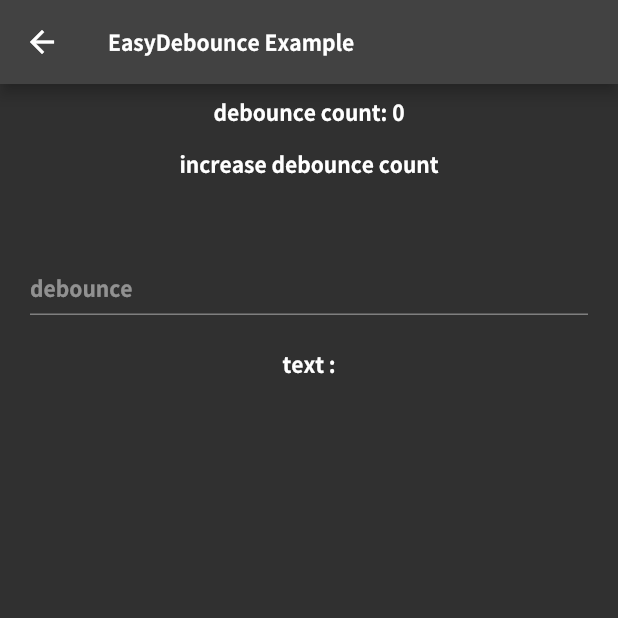
After one commit to seosh817/easy_debounce_throttle, a Flutter app: the screen it shows after launch, after a tap on "Debeounce Example", on a phone screen of 412 x 824 dp, the top half of it. The commit adds this screen. Run offline on Flutter 3.47's test engine with Material 2 defaults, Android fonts, the phone set to English and light mode, and no system bars.

Commit message:
add EasyDebounce example

```diff
--- /dev/null
+++ b/example/lib/example/debounce_example.dart
@@ -0,0 +1,121 @@
+import 'package:easy_debounce_throttle/easy_debounce_throttle/debounce/easy_debounce_builder.dart';
+import 'package:easy_debounce_throttle/easy_debounce_throttle/debounce/easy_debounce.dart';
+import 'package:easy_debounce_throttle_example/util/text_style.dart';
+import 'package:flutter/material.dart';
+
+class DebounceExample extends StatefulWidget {
+  const DebounceExample({super.key});
+
+  @override
+  State<DebounceExample> createState() => _DebounceExampleState();
+}
+
+class _DebounceExampleState extends State<DebounceExample> {
+  final EasyDebounce _easyDebounce = EasyDebounce(delay: const Duration(milliseconds: 1000));
+  final TextEditingController _textController = TextEditingController();
+
+  int _debounceCount = 0;
+  String _debounceText = '';
+
+  void _increaseDebounceCount() async {
+    setState(() {
+      _debounceCount++;
+    });
+  }
+
+  @override
+  void initState() {
+    super.initState();
+    _textController.addListener(() {
+      _easyDebounce.debounce(_textController.text);
+    });
+    _easyDebounce.listen((data) {
+      setState(() {
+        _debounceText = '$data';
+      });
+    });
+  }
+
+  @override
+  void dispose() {
+    _easyDebounce.close();
+    super.dispose();
+  }
+
+  @override
+  Widget build(BuildContext context) {
+    return Scaffold(
+      appBar: AppBar(
+        title: Text('EasyDebounce Example', style: kNotoSansBold14.copyWith(color: Colors.white)),
+        // title: Text(widget.title),
+      ),
+      body: SafeArea(
+        child: SingleChildScrollView(
+          child: Column(
+            crossAxisAlignment: CrossAxisAlignment.stretch,
+            children: [
+              const SizedBox(height: 8.0),
+              Text(
+                'debounce count: $_debounceCount',
+                style: kNotoSansBold14.copyWith(color: Colors.white),
+                textAlign: TextAlign.center,
+              ),
+              EasyDebounceBuilder(
+                  delay: const Duration(milliseconds: 1000),
+                  builder: (context, debounce) {
+                    return TextButton(
+                        onPressed: () => debounce(_increaseDebounceCount),
+                        child: Text(
+                          'increase debounce count',
+                          style: kNotoSansBold14.copyWith(color: Colors.white),
+                        ));
+                  }),
+              const SizedBox(height: 40.0),
+              Padding(
+                padding: const EdgeInsets.symmetric(horizontal: 20.0),
+                child: TextFormField(
+                  autovalidateMode: AutovalidateMode.onUserInteraction,
+                  controller: _textController,
+                  keyboardType: TextInputType.name,
+                  style: kNotoSansBold14.copyWith(color: Colors.white),
+                  textInputAction: TextInputAction.next,
+                  autofocus: false,
+                  cursorColor: Colors.blue,
+                  decoration: InputDecoration(
+                    hintText: 'debounce',
+                    hintStyle: kNotoSansBold14.copyWith(color: Colors.white.withAlpha(120)),
+                    counterText: ' ',
+                    focusedBorder: const UnderlineInputBorder(
+                      borderSide: BorderSide(
+                        color: Colors.blue,
+                        width: 1.5,
+                      ),
+                    ),
+                    border: const UnderlineInputBorder(
+                      borderSide: BorderSide(
+                        color: Colors.blue,
+                        width: 1.0,
+                      ),
+                    ),
+                    alignLabelWithHint: true,
+                    isDense: true,
+                  ),
+                ),
+              ),
+              Text(
+                'text :',
+                style: kNotoSansBold14.copyWith(color: Colors.white),
+                textAlign: TextAlign.center,
+              ),
+              Text(
+                _debounceText,
+                style: kNotoSansBold14.copyWith(color: Colors.white),
+                textAlign: TextAlign.center,
+              ),
+            ],
+          ),
+        ),
+      ),
+    );
+  }
+}
--- a/example/lib/main.dart
+++ b/example/lib/main.dart
@@ -1,3 +1,4 @@
+import 'package:easy_debounce_throttle_example/example/debounce_example.dart';
 import 'package:easy_debounce_throttle_example/util/text_style.dart';
 import 'package:flutter/material.dart';
 
@@ -41,6 +42,14 @@ class _MainPageState extends State<MainPage> {
             Expanded(
               child: ListView(
                 children: [
+                  InkWell(
+                    onTap: () {
+                      Navigator.push(context, MaterialPageRoute(builder: (context) => const DebounceExample()));
+                    },
+                    child: const ListTile(
+                      title: Text('Debeounce Example', style: kNotoSansMedium14, textAlign: TextAlign.center,),
+                    ),
+                  ),
                 ],
               ),
             )
```
Also changed, not shown: example/lib/debounce_example.dart (deleted, +0 -172 lines).
